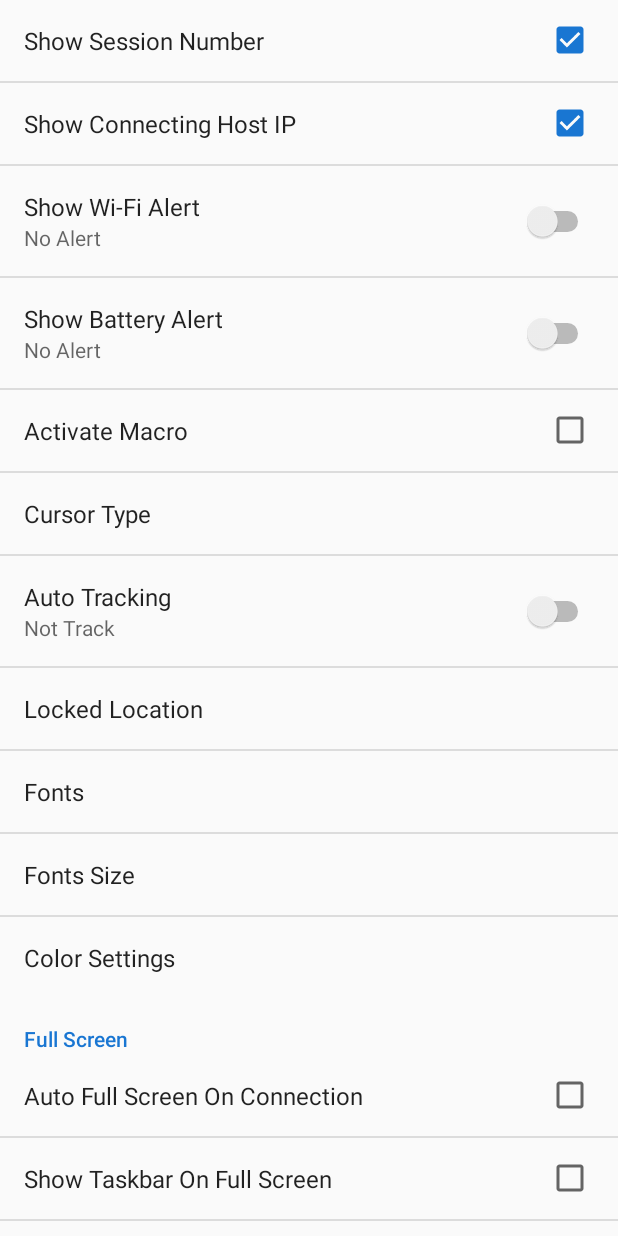
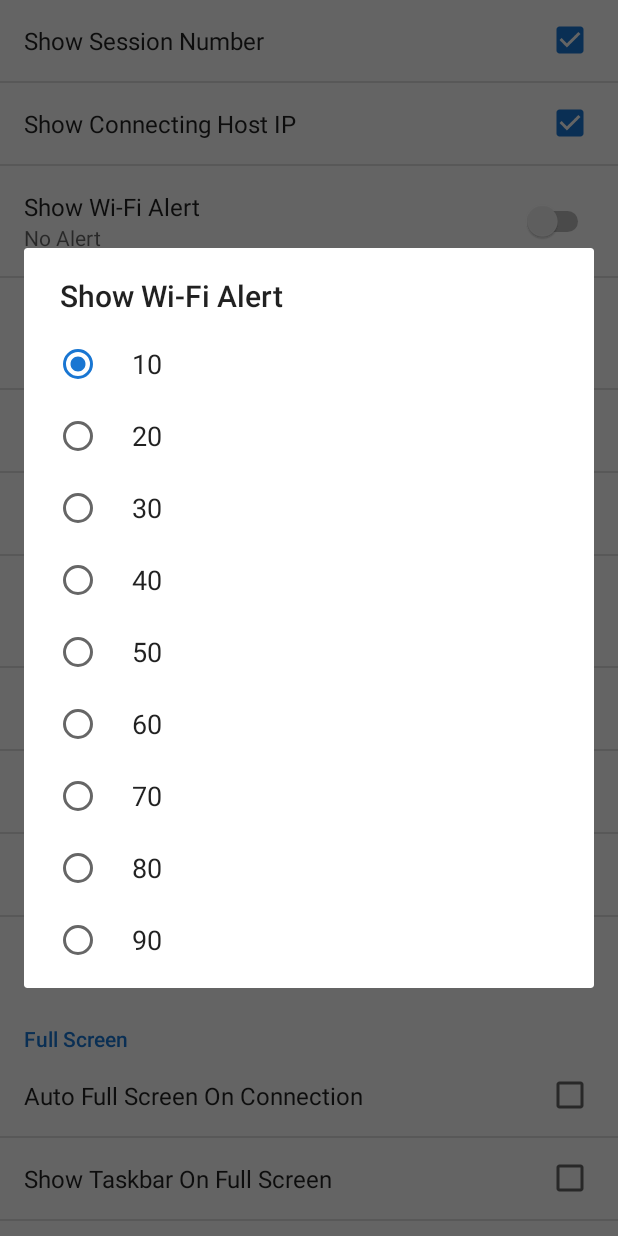
Before and after one commit to wangefan/terminalemulationprj_android_studio, an Android app: the fragment SessionScreenSettingsFrg shown on its own in the app's theme, after a tap on "Show Wi-Fi Alert", on a phone screen of 412 x 824 dp. Run offline under Robolectric (Android 15) with nearby library versions, the phone set to English and light mode, and no system bars; Roboto replaces fonts that are not available here; 17 statements that could not run were skipped; 2 other taps on this screen came first.

Commit message:
[What]====Implement feature==== Wifi/Battery alert UI

```diff
--- a/app/src/main/java/Terminals/TESettings.java
+++ b/app/src/main/java/Terminals/TESettings.java
@@ -201,6 +201,12 @@ public class TESettings {
         @SerializedName("isShowBatteryAlert")
         public boolean mIsShowBatteryAlert = false;
 
+        @SerializedName("batteryAlertCBValue")
+        public int mNShowBatteryAlertLevel = 10;
+
+        @SerializedName("wifiAlertCBValue")
+        public int mNShowWifiAlertLevel = 10;
+
         @SerializedName("isShowMacro")
         public boolean mIsActMacro = false;
 
--- a/app/src/main/java/com/te/UI/SessionScreenSettingsFrg.java
+++ b/app/src/main/java/com/te/UI/SessionScreenSettingsFrg.java
@@ -80,9 +80,9 @@ public class SessionScreenSettingsFrg extends SessionSettingsFrgBase {
         mChkShowSessionNumber.setChecked(mSetting.mIsShowSessionNumber);
         mChkShowSessionStatus.setChecked(mSetting.mIsShowSessionStatus);
         mSwchShowWiFiAlert.setChecked(mSetting.mIsShowWifiAlert);
-        //Todo: level
+        mSwchShowWiFiAlert.setSummaryOn(String.valueOf(mSetting.mNShowWifiAlertLevel));
         mSwchShowBattrryAlert.setChecked(mSetting.mIsShowBatteryAlert);
-        //Todo: level
+        mSwchShowBattrryAlert.setSummaryOn(String.valueOf(mSetting.mNShowBatteryAlertLevel));
         mChkAcitvateMacro.setChecked(mSetting.mIsActMacro);
         mlstCursorType.setValue(String.valueOf(mSetting.mNCursorType));
         mSwchAutoTracking.setChecked(mSetting.mIsCursorTracking);
@@ -105,10 +105,8 @@ public class SessionScreenSettingsFrg extends SessionSettingsFrgBase {
             mSetting.mIsShowSessionStatus = mChkShowSessionStatus.isChecked();
         } else if(key.compareTo(getResources().getString(R.string.screen_wifi_alert_key)) == 0) {
             mSetting.mIsShowWifiAlert = mSwchShowWiFiAlert.isChecked();
-            //Todo: level
         } else if(key.compareTo(getResources().getString(R.string.screen_battery_alert_key)) == 0) {
             mSetting.mIsShowBatteryAlert = mSwchShowBattrryAlert.isChecked();
-            //Todo: level
         } else if(key.compareTo(getResources().getString(R.string.screen_act_macro_key)) == 0) {
             mSetting.mIsActMacro = mChkAcitvateMacro.isChecked();
         } else if(key.compareTo(getResources().getString(R.string.screen_cursor_type_key)) == 0) {
@@ -142,7 +140,66 @@ public class SessionScreenSettingsFrg extends SessionSettingsFrgBase {
         mChkShowSessionNumber = (CheckBoxPreference) findPreference(getResources().getString(R.string.screen_session_number_key));
         mChkShowSessionStatus = (CheckBoxPreference) findPreference(getResources().getString(R.string.screen_session_status_key));
         mSwchShowWiFiAlert = (TESwitchPreference) findPreference(getResources().getString(R.string.screen_wifi_alert_key));
+        mSwchShowWiFiAlert.setOnTESwitchListener(new TESwitchPreference.OnTESwitchListener() {
+            @Override
+            public void onClick() {
+                int nSelItem = 0;
+                String[] alertItems = getResources().getStringArray(R.array.alert_array);
+                for (int idxAlert = 0; idxAlert < alertItems.length; idxAlert++) {
+                    if(alertItems[idxAlert].compareTo(String.valueOf(mSetting.mNShowWifiAlertLevel)) == 0) {
+                        nSelItem = idxAlert;
+                    }
+                }
+                UIUtility.listMessageBox(R.string.screen_wifi_alert,
+                        R.array.alert_array,
+                        nSelItem,
+                        getActivity(),
+                        new UIUtility.OnListMessageBoxListener() {
+                            @Override
+                            public void onSelResult(String result) {
+                                mSetting.mNShowWifiAlertLevel = Integer.valueOf(result);
+                                mSwchShowWiFiAlert.setSummaryOn(result);
+                                mSwchShowWiFiAlert.setChecked(true);
+                            }
+                        });
+            }
+
+            @Override
+            public void onChecked(boolean isChecked) {
+
+            }
+        });
         mSwchShowBattrryAlert = (TESwitchPreference) findPreference(getResources().getString(R.string.screen_battery_alert_key));
+        mSwchShowBattrryAlert.setOnTESwitchListener(new TESwitchPreference.OnTESwitchListener() {
+            @Override
+            public void onClick() {
+                int nSelItem = 0;
+                String[] alertItems = getResources().getStringArray(R.array.alert_array);
+                for (int idxAlert = 0; idxAlert < alertItems.length; idxAlert++) {
+                    if(alertItems[idxAlert].compareTo(String.valueOf(mSetting.mNShowBatteryAlertLevel)) == 0) {
+                        nSelItem = idxAlert;
+                    }
+                }
+                UIUtility.listMessageBox(R.string.screen_battery_alert,
+                        R.array.alert_array,
+                        nSelItem,
+                        getActivity(),
+                        new UIUtility.OnListMessageBoxListener() {
+                            @Override
+                            public void onSelResult(String result) {
+                                mSetting.mNShowBatteryAlertLevel = Integer.valueOf(result);
+                                mSwchShowBattrryAlert.setSummaryOn(result);
+                                mSwchShowBattrryAlert.setChecked(true);
+                            }
+                        });
+            }
+
+            @Override
+            public void onChecked(boolean isChecked) {
+
+            }
+        });
+
         mChkAcitvateMacro = (CheckBoxPreference) findPreference(getResources().getString(R.string.screen_act_macro_key));
         mlstCursorType = (ListPreference) findPreference(getResources().getString(R.string.screen_cursor_type_key));
         mSwchAutoTracking = (TESwitchPreference) findPreference(getResources().getString(R.string.screen_auto_scroll_key));
--- a/app/src/main/res/values/strings.xml
+++ b/app/src/main/res/values/strings.xml
@@ -95,6 +95,17 @@
     <string name="auto_track_visible">Visible</string>
     <string name="auto_track_center">Center</string>
     <string name="auto_track_locked">Locked Location</string>
+    <string-array name="alert_array">
+        <item>10</item>
+        <item>20</item>
+        <item>30</item>
+        <item>40</item>
+        <item>50</item>
+        <item>60</item>
+        <item>70</item>
+        <item>80</item>
+        <item>90</item>
+    </string-array>
     <string-array name="codepage_array">
         <item>Single Byte Character</item>
         <item>Japanese</item>
```
